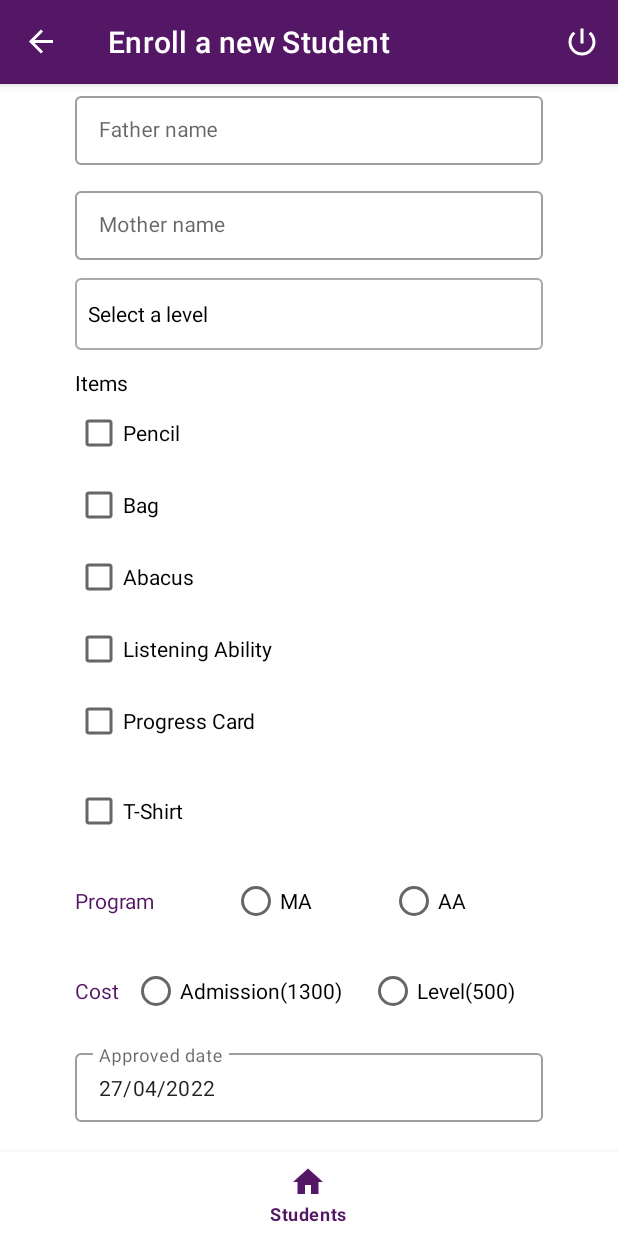
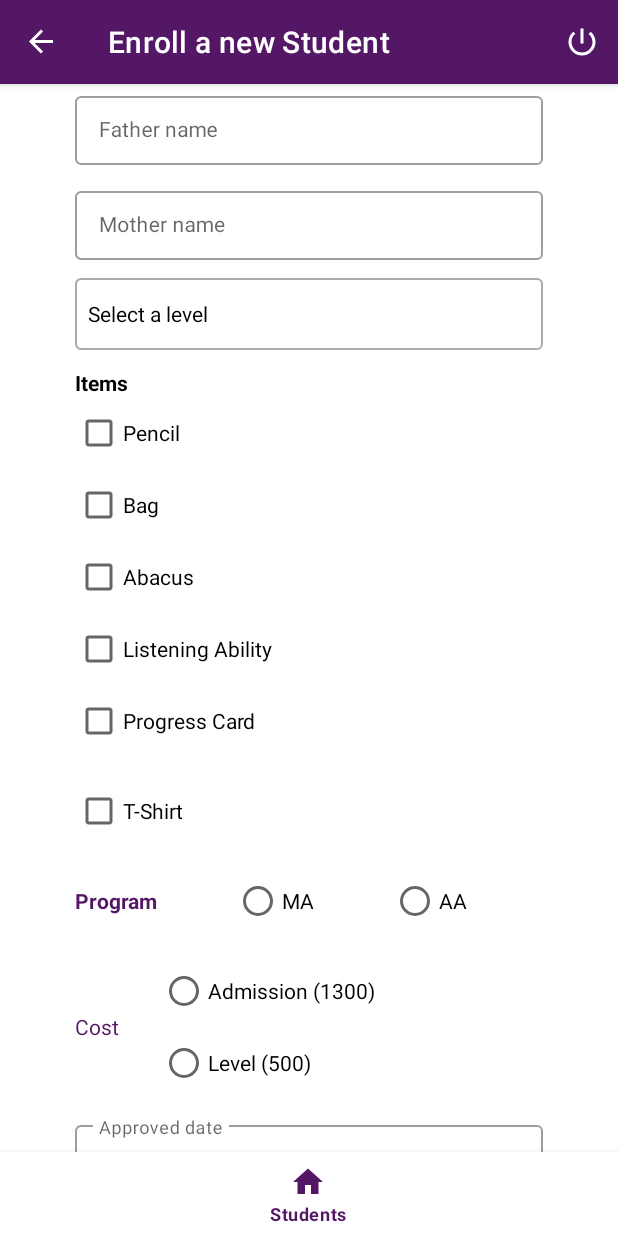
Before and after one commit to SurendarSalem/abacus-android, an Android app: the EnrollFragment screen opened through its navigation route, scrolled down 537 dp, on a phone screen of 412 x 824 dp. Run offline under Robolectric (Android 15) with nearby library versions, the phone set to English and light mode, and no system bars; our stand-ins replace Firebase (no records; nobody signed in at launch, a user with empty details on screens opened directly), data binding, navigation-ui; 2 statements that could not run were skipped.

Commit message:
practice code added 11

```diff
--- a/app/src/main/java/com/balaabirami/abacusandroid/firebase/FirebaseHelper.java
+++ b/app/src/main/java/com/balaabirami/abacusandroid/firebase/FirebaseHelper.java
@@ -187,6 +187,10 @@ public class FirebaseHelper {
         DatabaseReference databaseReference = getDataBaseReference(STOCK_REFERENCE);
         databaseReference.child(stock.getName()).setValue(stock).addOnSuccessListener(onSuccessListener).addOnFailureListener(onFailureListener);
     }
+    public void updateStudent(Student student, OnSuccessListener<Void> onSuccessListener, OnFailureListener onFailureListener) {
+        DatabaseReference databaseReference = getDataBaseReference(STUDENTS_REFERENCE);
+        databaseReference.child(student.getStudentId()).setValue(student);
+    }
 
     public void updateStock(Student student, List<Stock> stocks, User currentUser) {
         for (String name : student.getItems()) {
--- a/app/src/main/java/com/balaabirami/abacusandroid/ui/activities/HomeActivity.java
+++ b/app/src/main/java/com/balaabirami/abacusandroid/ui/activities/HomeActivity.java
@@ -78,7 +78,7 @@ public class HomeActivity extends AppCompatActivity {
                             items.append(stock.getName()).append(", ");
                         }
                     }
-                    if (items.length() > 0) {
+                    if (items.length() > 0 && !UIUtils.IS_ALERT_SHOWN) {
                         Snackbar snackBar = Snackbar.make(this.findViewById(android.R.id.content),
                                 "The following items are low in stock. " + items + ". Please refill it",
                                 BaseTransientBottomBar.LENGTH_LONG);
@@ -91,6 +91,7 @@ public class HomeActivity extends AppCompatActivity {
                             snackBar.dismiss();
                         });
                         snackBar.show();
+                        UIUtils.IS_ALERT_SHOWN = true;
                         stockListViewModel.getStockListLiveData().removeObservers(this);
                     }
                 }
--- a/app/src/main/java/com/balaabirami/abacusandroid/ui/fragments/OrderFragment.java
+++ b/app/src/main/java/com/balaabirami/abacusandroid/ui/fragments/OrderFragment.java
@@ -131,6 +131,7 @@ public class OrderFragment extends Fragment implements AdapterView.OnItemSelecte
                 showProgress(false);
                 Snackbar.make(getView(), "Order completed!", BaseTransientBottomBar.LENGTH_SHORT).show();
                 student.setLevel(order.getOrderLevel());
+                student.setLastOrderedDate(order.getDate());
                 studentListViewModel.updateStudent(student);
             } else if (result.status == Status.LOADING) {
                 showProgress(true);
@@ -143,7 +144,7 @@ public class OrderFragment extends Fragment implements AdapterView.OnItemSelecte
 
     private void initViews() {
         binding.btnOrder.setOnClickListener(view -> {
-            if (Order.isValid(order)) {
+            if (Order.isValid(order, student)) {
                 UIUtils.hideKeyboardFrom(requireActivity());
                 openPaymentActivityForResult();
             } else {
@@ -189,7 +190,7 @@ public class OrderFragment extends Fragment implements AdapterView.OnItemSelecte
                     // There are no request codes
                     //Intent data.json = result.getData();
                     order.setDate(UIUtils.getDate());
-                    orderViewModel.order(order);
+                    orderViewModel.order(order, student);
                 }
             });
 
--- a/app/src/main/java/com/balaabirami/abacusandroid/utils/StateHelper.java
+++ b/app/src/main/java/com/balaabirami/abacusandroid/utils/StateHelper.java
@@ -113,7 +113,6 @@ public class StateHelper {
     public List<String> getStateNames(Context context) {
         List<String> stateNames = new ArrayList<>();
         List<State> states = getStates(context);
-        stateNames.add("Select a state");
         for (State state : states) {
             stateNames.add(state.getName());
         }
--- a/app/src/main/java/com/balaabirami/abacusandroid/viewmodel/OrderViewModel.java
+++ b/app/src/main/java/com/balaabirami/abacusandroid/viewmodel/OrderViewModel.java
@@ -85,9 +85,12 @@ public class OrderViewModel extends AndroidViewModel implements OrderListListene
         return orderListData;
     }
 
-    public void order(Order order) {
+    public void order(Order order, Student student) {
         result.setValue(Resource.loading(null));
         firebaseHelper.order(order, nothing -> {
+            student.setLevel(order.getOrderLevel());
+            student.setLastOrderedDate(order.getDate());
+            firebaseHelper.updateStudent(student, null, null);
             result.setValue(Resource.success(order));
         }, e -> {
             result.setValue(Resource.error(e.getMessage(), null));
--- a/app/src/main/res/layout/fragment_enroll.xml
+++ b/app/src/main/res/layout/fragment_enroll.xml
@@ -224,7 +224,8 @@
                 android:layout_marginTop="@dimen/medium_margin"
                 android:text="@string/items"
                 android:textColor="@color/black"
-                android:textSize="@dimen/sp_14" />
+                android:textSize="@dimen/sp_14"
+                android:textStyle="bold" />
 
             <androidx.appcompat.widget.AppCompatCheckBox
                 android:id="@+id/cb_pencil"
@@ -317,7 +318,8 @@
                     android:layout_weight="1"
                     android:gravity="center_vertical"
                     android:text="@string/program"
-                    android:textColor="@color/color_primary" />
+                    android:textColor="@color/color_primary"
+                    android:textStyle="bold" />
 
                 <RadioGroup
                     android:id="@+id/rg_program"
@@ -332,8 +334,8 @@
                         android:layout_width="wrap_content"
                         android:layout_height="match_parent"
                         android:layout_weight="1"
+                        android:checked="false"
                         android:text="@string/ma"
-                        android:checked="false"
                         android:textColorHighlight="@color/color_primary"
                         android:textSize="@dimen/sp_14" />
 
@@ -368,16 +370,15 @@
                 <RadioGroup
                     android:id="@+id/rg_cost"
                     android:layout_width="wrap_content"
-                    android:layout_height="@dimen/textfield_height"
+                    android:layout_height="wrap_content"
                     android:layout_weight="4"
-                    android:orientation="horizontal"
-                    android:weightSum="2">
+                    android:orientation="vertical"
+                    android:textStyle="bold">
 
                     <androidx.appcompat.widget.AppCompatRadioButton
                         android:id="@+id/rb_admission"
                         android:layout_width="wrap_content"
-                        android:layout_height="match_parent"
-                        android:layout_weight="1"
+                        android:layout_height="wrap_content"
                         android:checked="false"
                         android:text="@string/admission_fee"
                         android:textColorHighlight="@color/color_primary"
@@ -386,8 +387,7 @@
                     <androidx.appcompat.widget.AppCompatRadioButton
                         android:id="@+id/rb_level"
                         android:layout_width="wrap_content"
-                        android:layout_height="match_parent"
-                        android:layout_weight="1"
+                        android:layout_height="wrap_content"
                         android:text="@string/level_500"
                         android:textSize="@dimen/sp_14" />
 
--- a/app/src/main/res/layout/fragment_student_details.xml
+++ b/app/src/main/res/layout/fragment_student_details.xml
@@ -592,7 +592,7 @@
                     android:layout_weight="1"
                     android:background="@color/color_primary"
                     android:padding="10dp"
-                    android:text="@string/approved_date"
+                    android:text="@string/enroll_date"
                     android:textColor="@color/white"
                     android:textSize="@dimen/sp_14" />
 
@@ -602,7 +602,7 @@
                     android:layout_marginStart="@dimen/medium_margin"
                     android:layout_weight="2"
                     android:padding="10dp"
-                    android:text="@={user.approveDate}"
+                    android:text="@={user.enrollDate}"
                     android:textColor="@color/color_primary"
                     android:textSize="@dimen/sp_14"
                     tools:text="Surendar" />
--- a/app/src/main/res/values/strings.xml
+++ b/app/src/main/res/values/strings.xml
@@ -33,8 +33,8 @@
     <string name="ma">MA</string>
     <string name="aa">AA</string>
     <string name="cost">Cost</string>
-    <string name="admission_fee">Admission(1300)</string>
-    <string name="level_500">Level(500)</string>
+    <string name="admission_fee">Admission (1300)</string>
+    <string name="level_500">Level (500)</string>
     <string name="level">Level</string>
     <string name="mother_name">Mother name</string>
     <string name="items">Items</string>
```
Also changed, not shown: app/src/main/AndroidManifest.xml (+5 -5 lines), app/src/main/java/com/balaabirami/abacusandroid/model/Order.java (+16 -2 lines), app/src/main/java/com/balaabirami/abacusandroid/model/Student.java (+11 -1 lines), app/src/main/java/com/balaabirami/abacusandroid/ui/activities/PaymentActivity.java (+3 -8 lines), app/src/main/java/com/balaabirami/abacusandroid/ui/fragments/EnrollFragment.java (+3 -10 lines), app/src/main/java/com/balaabirami/abacusandroid/utils/UIUtils.java (+32 -0 lines).
